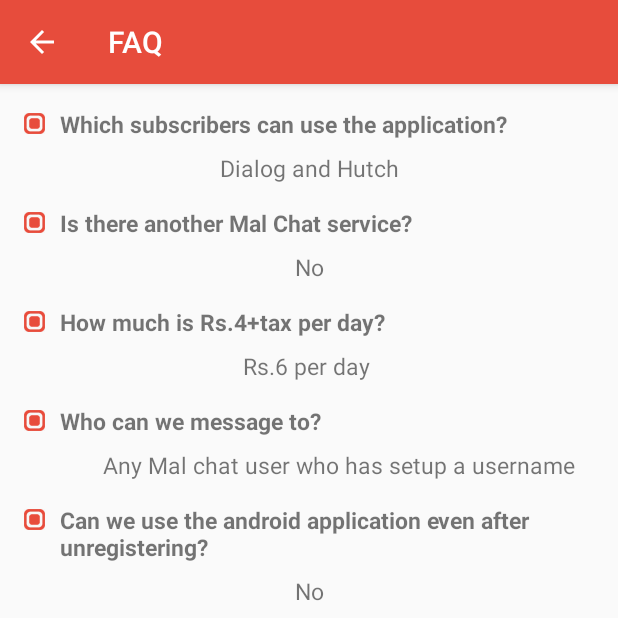
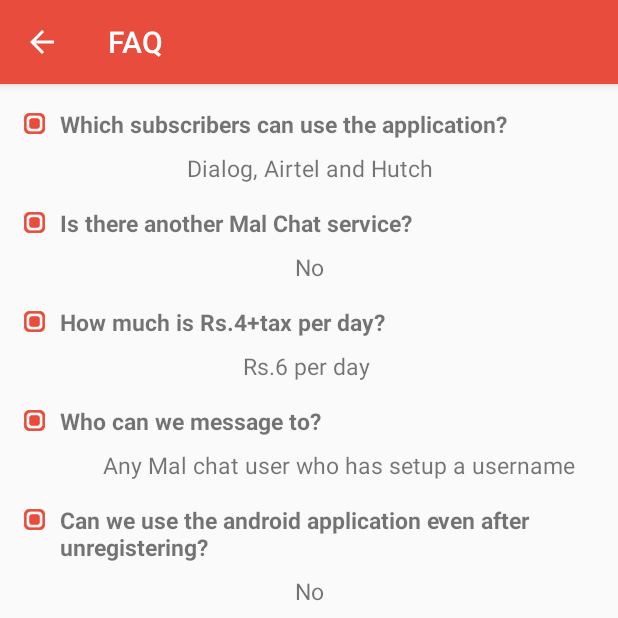
Before and after one commit to ManeshJ/malchat, an Android app: the FAQActicity screen opened directly, with no data from a screen before it, on a phone screen of 412 x 824 dp, the top half of it. Run offline under Robolectric (Android 15) with nearby library versions, the phone set to English and light mode, and no system bars.

Commit message:
Added airtel in t&c, faq

```diff
--- a/app/src/main/java/com/intelligentz/malchat/malchat/view/SplashActivity.java
+++ b/app/src/main/java/com/intelligentz/malchat/malchat/view/SplashActivity.java
@@ -89,7 +89,7 @@
         String username = mPrefs.getString("username", null);
         TelephonyManager tm = (TelephonyManager)getSystemService(Context.TELEPHONY_SERVICE);
         String operator = tm.getNetworkOperator();
-        if (!operator.equals("41301") && !operator.equals("41308") && !operator.equals("41305")) {
+        if (!operator.equals("41302") && !operator.equals("41308") && !operator.equals("41305")) {
             showMessageOKCancel("This service is for Dialog, Hutch and Airtel users only", null);
         } else {
             if (username == null) {
--- a/app/src/main/res/layout/activity_faqacticity.xml
+++ b/app/src/main/res/layout/activity_faqacticity.xml
@@ -41,7 +41,7 @@
             <TextView
                 android:layout_width="match_parent"
                 android:layout_height="wrap_content"
-                android:text="Dialog and Hutch"
+                android:text="Dialog, Airtel and Hutch"
                 android:layout_marginTop="8dp"
                 android:layout_marginBottom="15dp"
                 android:gravity="center"
--- a/app/src/main/res/layout/termsandconditions_dialog.xml
+++ b/app/src/main/res/layout/termsandconditions_dialog.xml
@@ -240,7 +240,7 @@
                 <TextView
                     android:layout_width="match_parent"
                     android:layout_height="wrap_content"
-                    android:text="Only available for Dialog and Hutch Subscribers"
+                    android:text="Only available for Dialog, Airtel and Hutch Subscribers"
                     android:textSize="15sp"/>
             </LinearLayout>
             <LinearLayout
```
